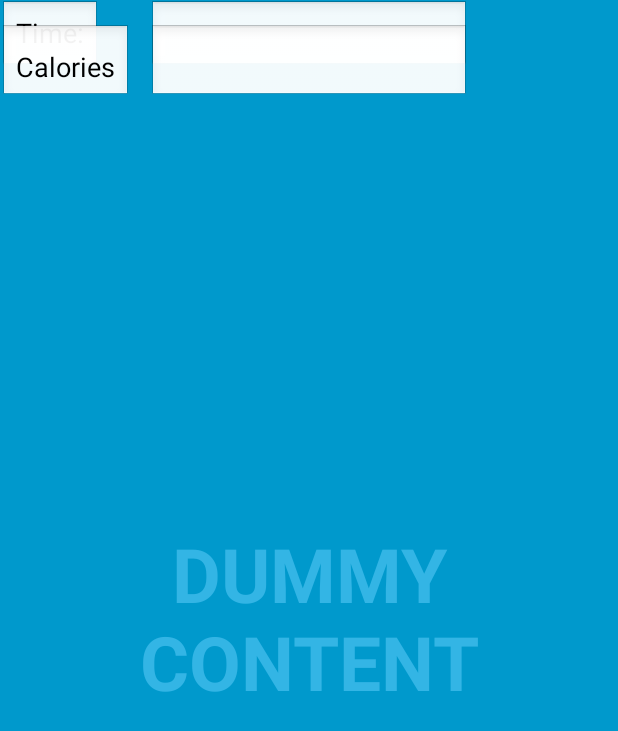
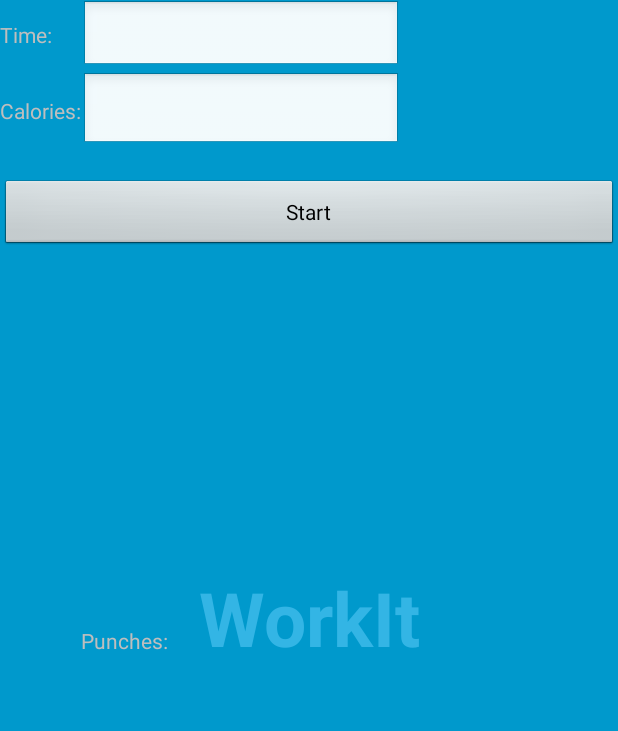
Before and after one commit to zmike808/WorkIt, an Android app: the screen it shows after launch (FullscreenActivity), on a phone screen of 412 x 824 dp. Shown: the top 731 px of the screen. Run offline under Robolectric (Android 15) with nearby library versions, the light colour scheme and no system bars; 1 statement that could not run was skipped.

Commit message:
Fixed layout

```diff
--- a/WorkItProject/WorkIt/src/main/res/layout/activity_fullscreen.xml
+++ b/WorkItProject/WorkIt/src/main/res/layout/activity_fullscreen.xml
@@ -3,7 +3,8 @@
     android:layout_width="match_parent"
     android:layout_height="match_parent"
     android:background="#0099cc"
-    tools:context="com.yhack.WorkIt.FullscreenActivity">
+    tools:context="com.yhack.WorkIt.FullscreenActivity"
+    android:measureAllChildren="false">
 
     <!-- The primary full-screen view. This can be replaced with whatever view
          is needed to present your content, e.g. VideoView, SurfaceView,
@@ -16,7 +17,7 @@
         android:textStyle="bold"
         android:textSize="50sp"
         android:gravity="center"
-        android:text="@string/dummy_content" />
+        android:text="@string/work_it" />
 
     <!-- This FrameLayout insets its children based on system windows using
          android:fitsSystemWindows. -->
@@ -28,44 +29,48 @@
             style="?metaButtonBarStyle"
             android:layout_width="match_parent"
             android:layout_height="wrap_content"
-            android:layout_gravity="bottom|center_horizontal"
+            android:layout_gravity="center_horizontal|bottom"
             android:background="@color/black_overlay"
             android:orientation="horizontal"
             tools:ignore="UselessParent">
 
-            <Button android:id="@+id/dummy_button"
-                style="?metaButtonBarButtonStyle"
-                android:layout_width="0dp"
-                android:layout_height="wrap_content"
-                android:layout_weight="1"
-                android:text="@string/dummy_button" />
-
         </LinearLayout>
 
+        <TableLayout
+            android:layout_width="fill_parent"
+            android:layout_height="fill_parent"
+            android:layout_gravity="left|top">
+
+            <TableRow
+                android:layout_width="fill_parent"
+                android:layout_height="fill_parent">
+
+                <TextView
+                    android:layout_width="wrap_content"
+                    android:layout_height="wrap_content"
+                    android:id="@+id/timeLabel"
+                    android:text="@string/timeLabe"
+                    android:inputType="none" />
+
                 <EditText
-            android:layout_width="wrap_content"
+                    android:layout_width="match_parent"
                     android:layout_height="wrap_content"
                     android:inputType="time"
                     android:ems="10"
                     android:id="@+id/time"
-            android:layout_gravity="center_horizontal|top" />
+                    android:layout_gravity="right|top" />
+            </TableRow>
 
-        <EditText
-            android:layout_width="wrap_content"
-            android:layout_height="wrap_content"
-            android:id="@+id/timeLabel"
-            android:layout_gravity="bottom|top"
-            android:text="@string/timeLabe"
-            android:inputType="none" />
+            <TableRow
+                android:layout_width="fill_parent"
+                android:layout_height="fill_parent">
 
-        <EditText
+                <TextView
                     android:layout_width="wrap_content"
                     android:layout_height="wrap_content"
                     android:id="@+id/calorieLabel"
-            android:layout_gravity="center_vertical|top"
+                    android:layout_gravity="center_vertical|left"
                     android:text="@string/calorieLabel"
-            android:paddingTop="@dimen/activity_vertical_margin"
-            android:layout_marginTop="@dimen/activity_vertical_margin"
                     android:inputType="none" />
 
                 <EditText
@@ -74,9 +79,47 @@
                     android:inputType="numberSigned"
                     android:ems="10"
                     android:id="@+id/calories"
-            android:layout_gravity="center_horizontal|bottom|top"
-            android:paddingTop="@dimen/activity_vertical_margin"
-            android:layout_marginTop="@dimen/activity_vertical_margin" />
+                    android:layout_gravity="right|top"
+                    android:paddingTop="@dimen/activity_vertical_margin" />
+            </TableRow>
+
+            <TableRow
+                android:layout_width="fill_parent"
+                android:layout_height="fill_parent">
+
+
+                <TextView
+                    android:layout_width="wrap_content"
+                    android:layout_height="wrap_content"
+                    android:id="@+id/wolfram_output" />
+            </TableRow>
+
+            <TableRow
+                android:layout_width="fill_parent"
+                android:layout_height="fill_parent">
+
+                <Button android:id="@+id/start_button"
+                    style="@style/ButtonBarButton"
+                    android:layout_width="wrap_content"
+                    android:layout_height="wrap_content"
+                    android:layout_weight="1"
+                    android:text="@string/start_btn" />
+            </TableRow>
+
+            <TableRow
+                android:layout_width="fill_parent"
+                android:layout_height="fill_parent"
+                android:layout_marginTop="250dp">
+
+                <TextView
+                    android:layout_width="wrap_content"
+                    android:layout_height="wrap_content"
+                    android:text="Punches:"
+                    android:id="@+id/button"
+                    android:layout_column="1" />
+            </TableRow>
+
+        </TableLayout>
 
     </FrameLayout>
 
--- a/WorkItProject/WorkIt/src/main/res/values/strings.xml
+++ b/WorkItProject/WorkIt/src/main/res/values/strings.xml
@@ -5,11 +5,11 @@
     <string name="hello_world">Hello world!</string>
     <string name="action_settings">Settings</string>
     <string name="title_activity_fullscreen">FullscreenActivity</string>
-    <string name="dummy_button">Dummy Button</string>
-    <string name="dummy_content">DUMMY\nCONTENT</string>
     <string name="title_item_list">Items</string>
     <string name="title_item_detail">Item Detail</string>
     <string name="timeLabe">Time:</string>
-    <string name="calorieLabel">Calories</string>
+    <string name="calorieLabel">Calories:</string>
+    <string name="work_it">WorkIt</string>
+    <string name="start_btn">Start</string>
 
 </resources>
```
Lines whose indentation alone changed are shown as unchanged.
